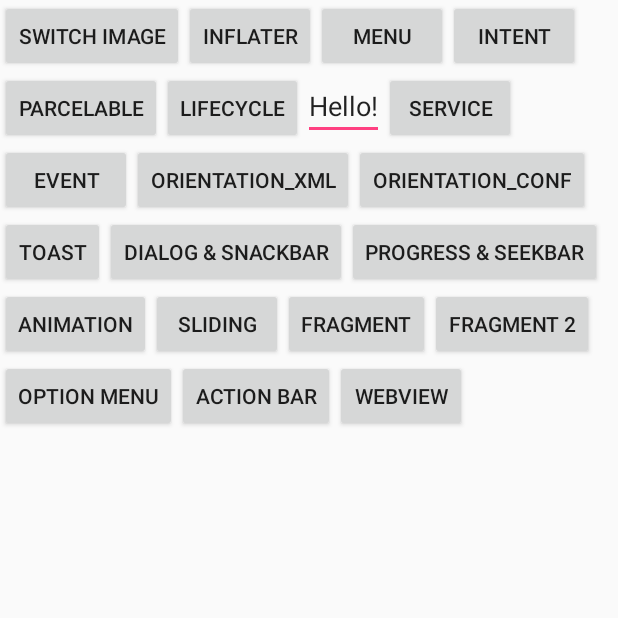
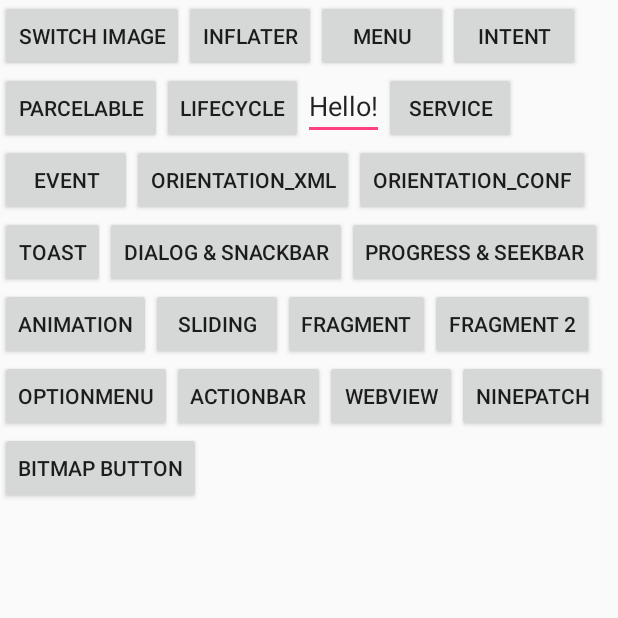
Before and after one commit to jb-oh/doItAndroid, an Android app: the screen it shows after launch (MainActivity), on a phone screen of 412 x 824 dp, the top half of it. Run offline under Robolectric (Android 15) with nearby library versions, the phone set to English and light mode, and no system bars.

Commit message:
Day 23 (Nine Patch, Bitmap Button)

```diff
--- a/app/src/main/AndroidManifest.xml
+++ b/app/src/main/AndroidManifest.xml
@@ -66,7 +66,9 @@
         <activity android:name=".Frag2Activity" />
         <activity android:name=".OptionActivity" />
         <activity android:name=".ActionActivity" />
-        <activity android:name=".WebviewActivity"></activity>
+        <activity android:name=".WebviewActivity" />
+        <activity android:name=".NinepatchActivity" />
+        <activity android:name=".BitmapActivity"></activity>
     </application>
 
 </manifest>
--- a/app/src/main/res/layout/activity_main.xml
+++ b/app/src/main/res/layout/activity_main.xml
@@ -189,14 +189,14 @@
             android:id="@+id/optionButton"
             android:layout_width="wrap_content"
             android:layout_height="wrap_content"
-            android:text="Option Menu"
+            android:text="OptionMenu"
             android:onClick="onClickOption" />
 
         <Button
             android:id="@+id/actionBarButton"
             android:layout_width="wrap_content"
             android:layout_height="wrap_content"
-            android:text="Action bar"
+            android:text="Actionbar"
             android:onClick="onClickAction" />
 
         <Button
@@ -206,6 +206,30 @@
             android:text="Webview"
             android:onClick="onClickWebview" />
 
+        <Button
+            android:id="@+id/NineButton"
+            android:layout_width="wrap_content"
+            android:layout_height="wrap_content"
+            android:text="Ninepatch"
+            android:onClick="onClickNinePatch" />
+
+    </LinearLayout>
+
+    <LinearLayout
+        android:id="@+id/seventhLinearLayout"
+        android:layout_width="wrap_content"
+        android:layout_height="wrap_content"
+        android:orientation="horizontal"
+        app:layout_constraintLeft_toLeftOf="parent"
+        app:layout_constraintTop_toBottomOf="@+id/sixthLinearLayout">
+
+        <Button
+            android:id="@+id/BitmapButton"
+            android:layout_width="wrap_content"
+            android:layout_height="wrap_content"
+            android:text="Bitmap Button"
+            android:onClick="onClickBitmap" />
+
 
     </LinearLayout>
 
--- /dev/null
+++ b/app/src/main/res/values/dimens.xml
@@ -0,0 +1,5 @@
+<?xml version="1.0" encoding="utf-8"?>
+<resources>
+    <dimen name="text_size">16dp</dimen>
+
+</resources>
```
Also changed, not shown: app/src/main/java/com/jeongbaeoh/constlayout/BitmapActivity.java (added, +13 -0 lines), app/src/main/java/com/jeongbaeoh/constlayout/BitmapButton.java (added, +51 -0 lines), app/src/main/java/com/jeongbaeoh/constlayout/MainActivity.java (+14 -4 lines), app/src/main/java/com/jeongbaeoh/constlayout/NinepatchActivity.java (added, +13 -0 lines), app/src/main/res/layout/activity_bitmap.xml (added, +17 -0 lines), app/src/main/res/layout/activity_ninepatch.xml (added, +22 -0 lines), app/src/main/res/drawable/btn_default_normal.9.png (added), app/src/main/res/drawable/btn_default_pressed.9.png (added), app/src/main/res/drawable/glossy_button_blank_blue_rectangle.png (added).
